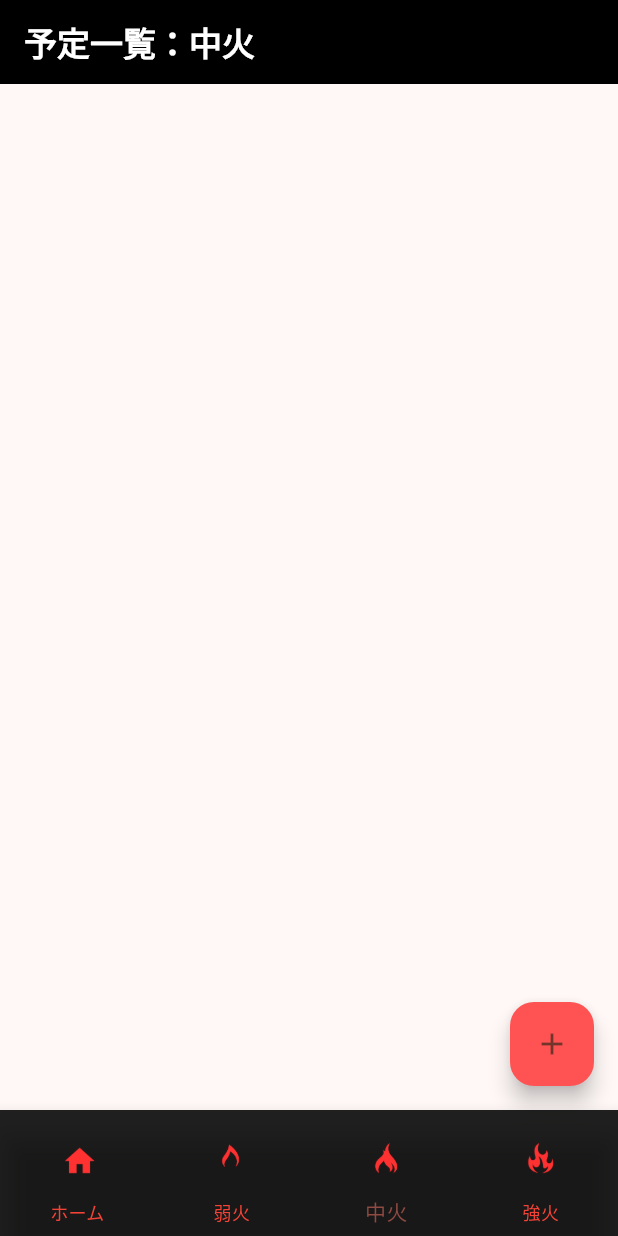
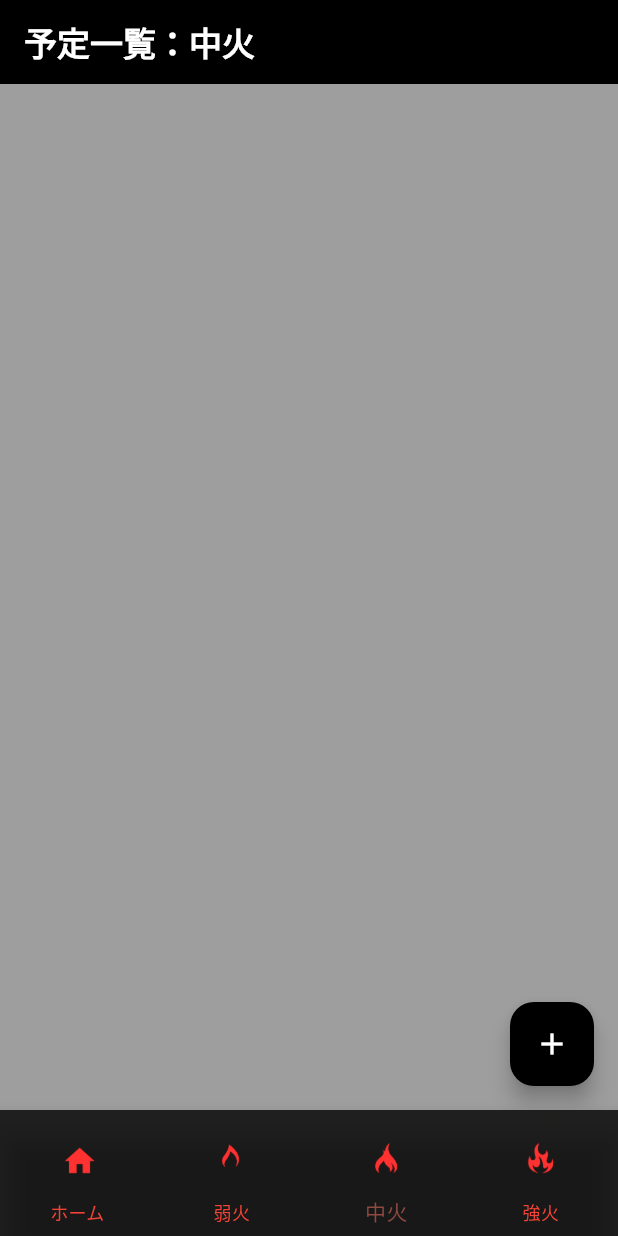
Before and after one commit to shimano-yuuki/sloth_shift, a Flutter app: the screen it shows after launch, item 3 of the bottom bar chosen, on a phone screen of 412 x 824 dp. Run offline on Flutter 3.47's test engine with Material 2 defaults, Android fonts, the phone set to English and light mode, and no system bars.

Commit message:
middle.dartの背景色をグレーに変更して、floatingActionButtonを黒くした

```diff
--- a/lib/src/screens/middle.dart
+++ b/lib/src/screens/middle.dart
@@ -6,6 +6,7 @@ class MiddlePage extends StatelessWidget {
   @override
   Widget build(BuildContext context) {
     return Scaffold(
+      backgroundColor: Colors.grey,
       appBar: AppBar(
         title: const Text('予定一覧：中火',
         style: TextStyle(
@@ -16,8 +17,8 @@ class MiddlePage extends StatelessWidget {
         onPressed: () {
           // Add your onPressed code here!
         },
-        backgroundColor: Colors.redAccent,
-        child: const Icon(Icons.add_outlined),
+        backgroundColor: Colors.black,
+        child: const Icon(Icons.add_outlined,color: Colors.white,),
       ),
     );
   }
```
